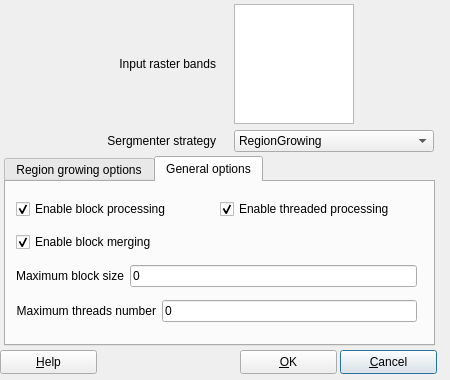
Qt form src/terralib/qt/widgets/rp/ui/SegmenterForm.ui (claudiobogossian/terralib5) before a commit.
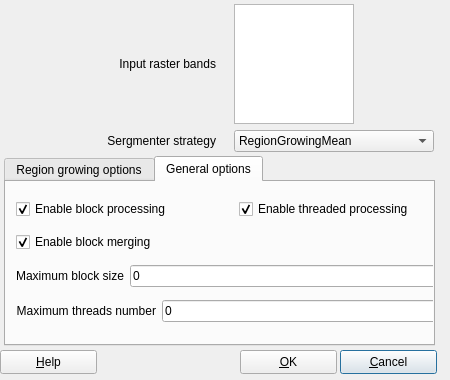
The same form after that commit.

Commit message: Refactoring to add new region growing segmentation strategies.

```diff
--- a/src/terralib/qt/widgets/rp/ui/SegmenterForm.ui
+++ b/src/terralib/qt/widgets/rp/ui/SegmenterForm.ui
@@ -136,7 +136,7 @@
       <rect>
        <x>10</x>
        <y>10</y>
-       <width>401</width>
+       <width>440</width>
        <height>141</height>
       </rect>
      </property>
@@ -384,7 +384,12 @@
       </property>
       <item>
        <property name="text">
-        <string>RegionGrowing</string>
+        <string>RegionGrowingMean</string>
+       </property>
+      </item>
+      <item>
+       <property name="text">
+        <string>RegionGrowingBaatz</string>
        </property>
       </item>
      </widget>
```
The commit also changes 26 other files.
